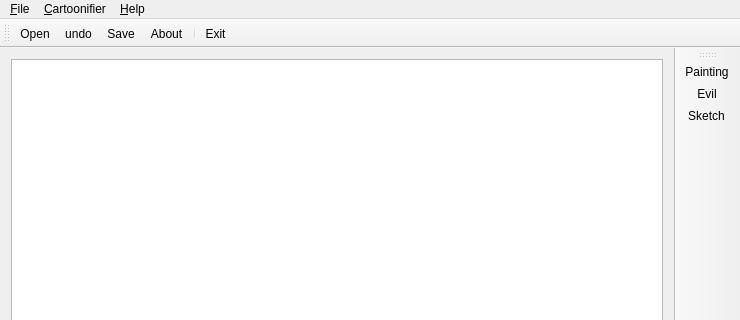
This is mainwindow.ui in Fibird/PyP as Qt 5 draws it before an edit; both pictures show x 0 to 740 and y 0 to 320 of the 740 by 556 pixel window. The edited form follows.
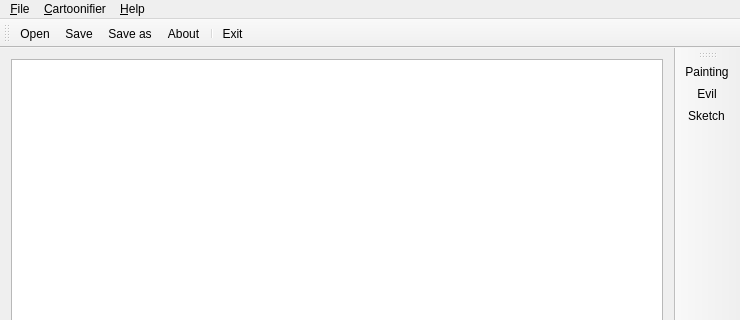
This is the edited form. Icons and pictures are not drawn.

What changed in the file:
```diff
--- a/mainwindow.ui
+++ b/mainwindow.ui
@@ -73,8 +73,8 @@
     <bool>false</bool>
    </attribute>
    <addaction name="action_Open"/>
-   <addaction name="action_undo"/>
    <addaction name="action_Save"/>
+   <addaction name="actionSave_as"/>
    <addaction name="action_About"/>
    <addaction name="separator"/>
    <addaction name="action_Exit"/>
@@ -211,18 +211,6 @@
     <string>make image like an evil</string>
    </property>
   </action>
-  <action name="action_undo">
-   <property name="icon">
-    <iconset resource="cpresources.qrc">
-     <normaloff>:/menu_icon/undo-icon</normaloff>:/menu_icon/undo-icon</iconset>
-   </property>
-   <property name="text">
-    <string>undo</string>
-   </property>
-   <property name="statusTip">
-    <string>undo changes</string>
-   </property>
-  </action>
  </widget>
  <layoutdefault spacing="6" margin="11"/>
  <resources>
```
Left out of the diff: 3 changed lines with no effect on the pictures.
